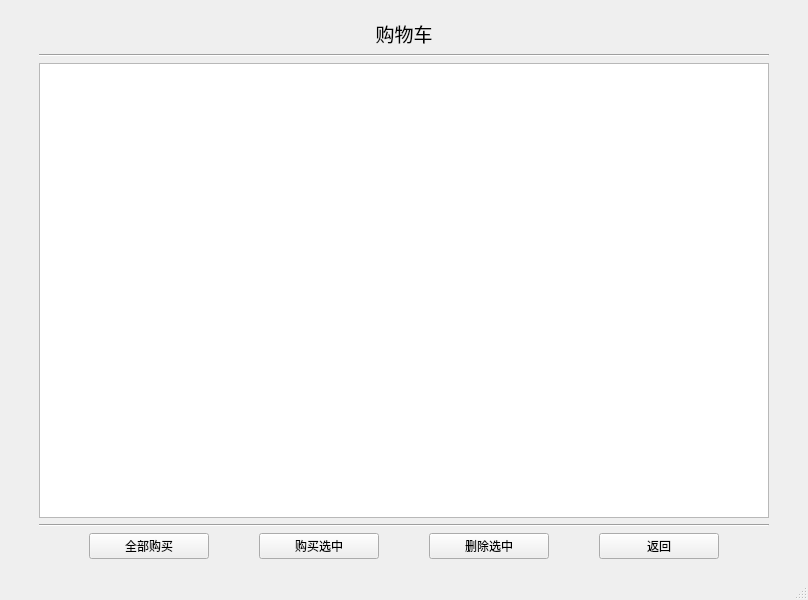
First picture: the form in mainCode/shoppingcart.ui, repository CarlosDJY/QtBasedGroupWork, before the edit.
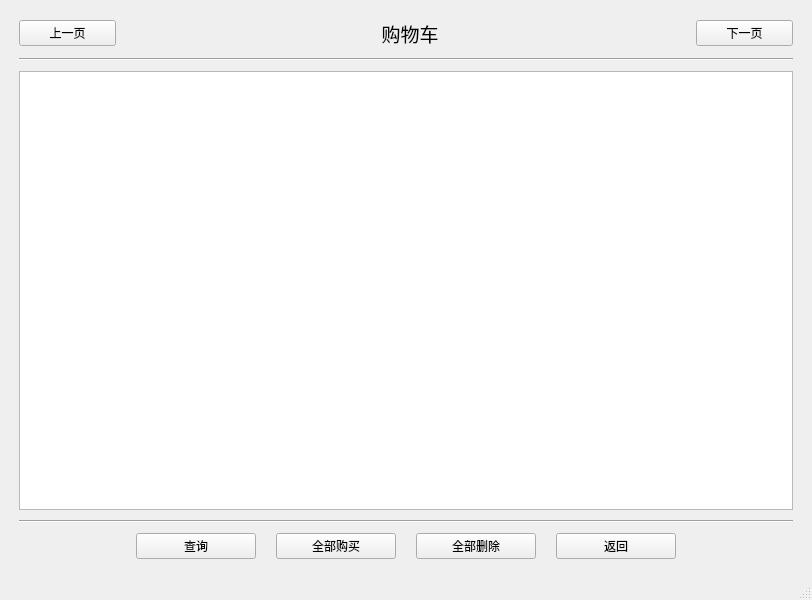
Second picture: the form after the edit.

Commit message: connect text with cartInfo with cart

The edit to the form file:
```diff
--- a/mainCode/shoppingcart.ui
+++ b/mainCode/shoppingcart.ui
@@ -6,7 +6,7 @@
    <rect>
     <x>0</x>
     <y>0</y>
-    <width>800</width>
+    <width>812</width>
     <height>600</height>
    </rect>
   </property>
@@ -18,29 +18,45 @@
     <item>
      <layout class="QGridLayout" name="gridLayout">
       <property name="leftMargin">
-       <number>30</number>
+       <number>10</number>
       </property>
       <property name="topMargin">
        <number>10</number>
       </property>
       <property name="rightMargin">
-       <number>30</number>
+       <number>10</number>
       </property>
       <property name="bottomMargin">
        <number>10</number>
       </property>
       <property name="horizontalSpacing">
-       <number>50</number>
+       <number>20</number>
       </property>
-      <item row="0" column="0" colspan="3">
+      <property name="verticalSpacing">
+       <number>10</number>
+      </property>
+      <item row="0" column="0">
+       <widget class="QPushButton" name="PrevPage">
+        <property name="maximumSize">
+         <size>
+          <width>140</width>
+          <height>16777215</height>
+         </size>
+        </property>
+        <property name="text">
+         <string>上一页</string>
+        </property>
+       </widget>
+      </item>
+      <item row="0" column="1" colspan="2">
        <spacer name="horizontalSpacer_3">
         <property name="orientation">
          <enum>Qt::Horizontal</enum>
         </property>
         <property name="sizeHint" stdset="0">
          <size>
-          <width>268</width>
-          <height>17</height>
+          <width>198</width>
+          <height>21</height>
          </size>
         </property>
        </spacer>
@@ -52,19 +68,32 @@
         </property>
        </widget>
       </item>
-      <item row="0" column="5" colspan="3">
+      <item row="0" column="5" colspan="2">
        <spacer name="horizontalSpacer_4">
         <property name="orientation">
          <enum>Qt::Horizontal</enum>
         </property>
         <property name="sizeHint" stdset="0">
          <size>
-          <width>250</width>
-          <height>17</height>
+          <width>187</width>
+          <height>27</height>
          </size>
         </property>
        </spacer>
       </item>
+      <item row="0" column="7">
+       <widget class="QPushButton" name="NextPage">
+        <property name="maximumSize">
+         <size>
+          <width>140</width>
+          <height>16777215</height>
+         </size>
+        </property>
+        <property name="text">
+         <string>下一页</string>
+        </property>
+       </widget>
+      </item>
       <item row="1" column="0" colspan="8">
        <widget class="Line" name="line">
         <property name="orientation">
@@ -87,15 +116,37 @@
         <property name="orientation">
          <enum>Qt::Horizontal</enum>
         </property>
+        <property name="sizeType">
+         <enum>QSizePolicy::Expanding</enum>
+        </property>
         <property name="sizeHint" stdset="0">
          <size>
-          <width>13</width>
-          <height>20</height>
+          <width>92</width>
+          <height>26</height>
          </size>
         </property>
        </spacer>
       </item>
       <item row="4" column="1">
+       <widget class="QPushButton" name="FindCart">
+        <property name="minimumSize">
+         <size>
+          <width>120</width>
+          <height>0</height>
+         </size>
+        </property>
+        <property name="maximumSize">
+         <size>
+          <width>120</width>
+          <height>16777215</height>
+         </size>
+        </property>
+        <property name="text">
+         <string>查询</string>
+        </property>
+       </widget>
+      </item>
+      <item row="4" column="2" colspan="2">
        <widget class="QPushButton" name="BuyAll">
         <property name="minimumSize">
          <size>
@@ -103,24 +154,17 @@
           <height>0</height>
          </size>
         </property>
+        <property name="maximumSize">
+         <size>
+          <width>120</width>
+          <height>16777215</height>
+         </size>
+        </property>
         <property name="text">
          <string>全部购买</string>
         </property>
        </widget>
       </item>
-      <item row="4" column="2" colspan="2">
-       <widget class="QPushButton" name="BuyChosen">
-        <property name="minimumSize">
-         <size>
-          <width>120</width>
-          <height>0</height>
-         </size>
-        </property>
-        <property name="text">
-         <string>购买选中</string>
-        </property>
-       </widget>
-      </item>
       <item row="4" column="4" colspan="2">
        <widget class="QPushButton" name="DeleteChosen">
         <property name="minimumSize">
@@ -129,8 +173,14 @@
           <height>0</height>
          </size>
         </property>
+        <property name="maximumSize">
+         <size>
+          <width>120</width>
+          <height>16777215</height>
+         </size>
+        </property>
         <property name="text">
-         <string>删除选中</string>
+         <string>全部删除</string>
         </property>
        </widget>
       </item>
@@ -142,6 +192,12 @@
           <height>0</height>
          </size>
         </property>
+        <property name="maximumSize">
+         <size>
+          <width>120</width>
+          <height>16777215</height>
+         </size>
+        </property>
         <property name="text">
          <string>返回</string>
         </property>
@@ -152,10 +208,13 @@
         <property name="orientation">
          <enum>Qt::Horizontal</enum>
         </property>
+        <property name="sizeType">
+         <enum>QSizePolicy::Expanding</enum>
+        </property>
         <property name="sizeHint" stdset="0">
          <size>
-          <width>13</width>
-          <height>20</height>
+          <width>92</width>
+          <height>26</height>
          </size>
         </property>
        </spacer>
```
Left out of the diff: 4 changed lines with no effect on the pictures. The commit also changes 6 other files.
